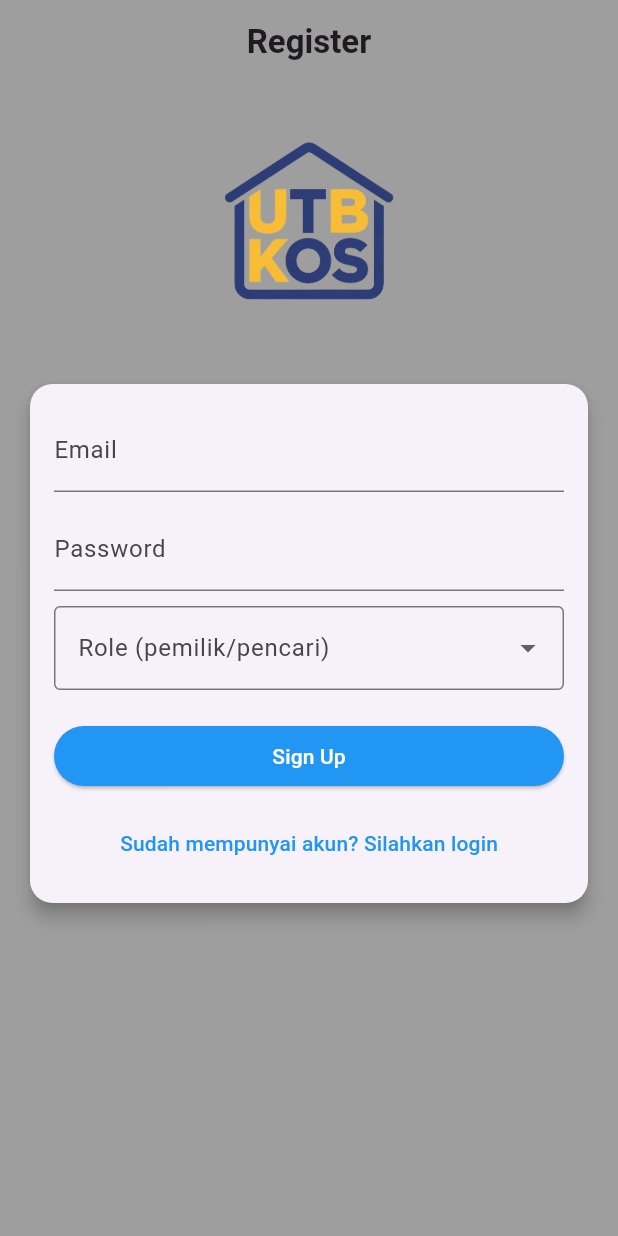
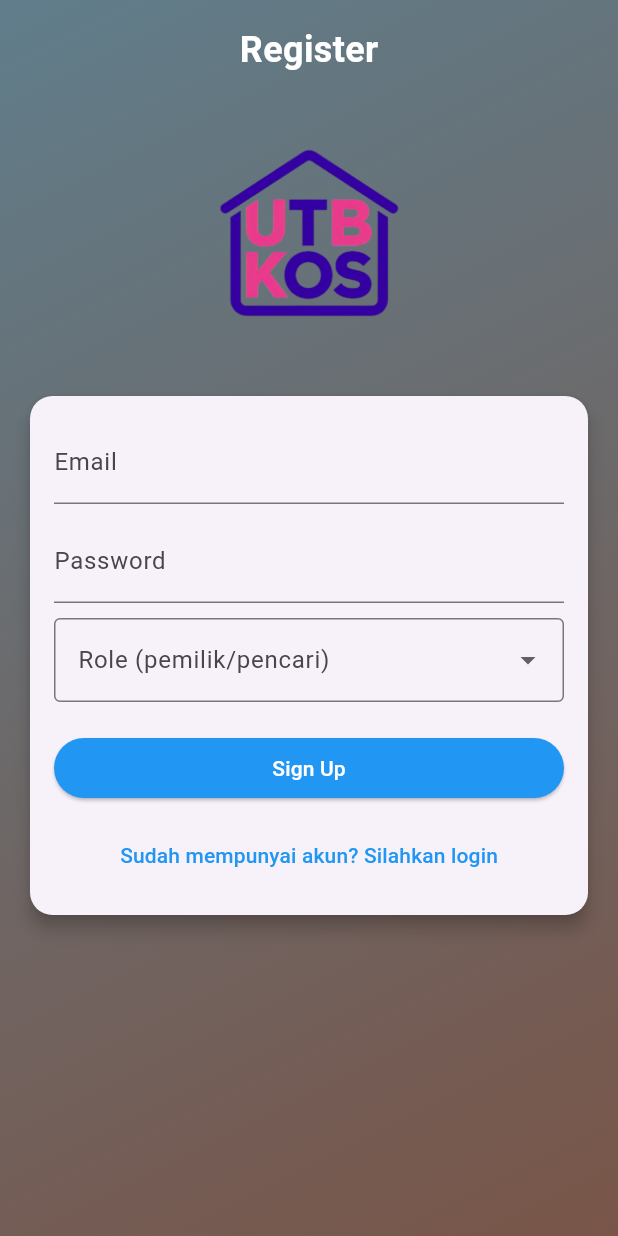
Before and after one commit to RafiRhnnn/kosanbaru, a Flutter app: the screen it shows after launch, after a tap on "Belum mempunyai akun? Sign up", on a phone screen of 412 x 824 dp. Run offline on Flutter 3.47's test engine with Material 3 defaults, Android fonts, the phone set to English and light mode, and no system bars; our stand-ins replace bottom_navy_bar, carousel_slider, google_fonts, supabase_flutter; accounts and stored records are empty.

Commit message:
hias banyak

```diff
--- a/lib/screens/login/login_screen.dart
+++ b/lib/screens/login/login_screen.dart
@@ -42,7 +42,6 @@ class LoginScreen extends StatelessWidget {
       final userEmail = response['email'];
 
       if (role == 'pemilik') {
-        // Navigasi ke halaman PemilikKosScreen
         Navigator.push(
           context,
           MaterialPageRoute(
@@ -50,8 +49,6 @@ class LoginScreen extends StatelessWidget {
           ),
         );
       } else if (role == 'pencari') {
-        // [Tambahan Baru]
-        // Navigasi ke halaman PencariKosScreen dengan mengirimkan email
         Navigator.push(
           context,
           MaterialPageRoute(
@@ -66,25 +63,34 @@ class LoginScreen extends StatelessWidget {
     }
 
     return Scaffold(
-      backgroundColor: Colors.grey,
-      appBar: AppBar(
-        backgroundColor: Colors.grey,
-        elevation: 0,
-        title: const Center(
-          child: Text(
-            'Login',
-            style: TextStyle(
-              fontWeight: FontWeight.bold,
+      body: Container(
+        width: double.infinity,
+        height: double.infinity,
+        decoration: const BoxDecoration(
+          gradient: LinearGradient(
+            colors: [Colors.blueGrey, Colors.brown],
+            begin: Alignment.topLeft,
+            end: Alignment.bottomRight,
           ),
         ),
-        ),
-      ),
-      body: SingleChildScrollView(
+        child: SafeArea(
+          child: SingleChildScrollView(
             child: Padding(
               padding: const EdgeInsets.all(16.0),
               child: Column(
                 crossAxisAlignment: CrossAxisAlignment.stretch,
                 children: [
+                  const Center(
+                    child: Text(
+                      'Login',
+                      style: TextStyle(
+                        fontSize: 24,
+                        fontWeight: FontWeight.bold,
+                        color: Colors.white,
+                      ),
+                    ),
+                  ),
+                  const SizedBox(height: 30),
                   Center(
                     child: Image.asset(
                       'assets/images/logobaru.png',
@@ -145,6 +151,8 @@ class LoginScreen extends StatelessWidget {
               ),
             ),
           ),
+        ),
+      ),
     );
   }
 }
--- a/lib/screens/pemilikkos/home_screen.dart
+++ b/lib/screens/pemilikkos/home_screen.dart
@@ -96,11 +96,11 @@ class _HomeScreenState extends State<HomeScreen> {
                         ],
                       ),
                     ),
-                    const SizedBox(height: 25),
+                    const SizedBox(height: 30),
                     Padding(
                       padding: const EdgeInsets.symmetric(horizontal: 15.0),
                       child: Container(
-                        height: 60,
+                        height: 50,
                         width: double.infinity,
                         decoration: BoxDecoration(
                           color: const Color(0xFFF5F5F7),
--- a/lib/screens/pemilikkos/pesanan_screen.dart
+++ b/lib/screens/pemilikkos/pesanan_screen.dart
@@ -110,6 +110,7 @@ class _PesananScreenState extends State<PesananScreen> {
   @override
   Widget build(BuildContext context) {
     return Scaffold(
+      backgroundColor: Colors.grey,
       body: _isLoading
           ? const Center(child: CircularProgressIndicator())
           : _pesananList.isEmpty
--- a/lib/screens/register/register_screen.dart
+++ b/lib/screens/register/register_screen.dart
@@ -47,29 +47,37 @@ class RegisterScreen extends StatelessWidget {
     }
 
     return Scaffold(
-      backgroundColor: Colors.grey,
-      appBar: AppBar(
-        automaticallyImplyLeading: false,
-        backgroundColor: Colors.grey,
-        elevation: 0,
-        title: const Center(
-          child: Text(
-            'Register',
-            style: TextStyle(
-              fontWeight: FontWeight.bold,
+      body: Container(
+        width: double.infinity,
+        height: double.infinity,
+        decoration: const BoxDecoration(
+          gradient: LinearGradient(
+            colors: [Colors.blueGrey, Colors.brown],
+            begin: Alignment.topLeft,
+            end: Alignment.bottomRight,
           ),
         ),
-        ),
-      ),
-      body: SingleChildScrollView(
+        child: SafeArea(
+          child: SingleChildScrollView(
             child: Padding(
               padding: const EdgeInsets.all(16.0),
               child: Column(
                 crossAxisAlignment: CrossAxisAlignment.stretch,
                 children: [
+                  const Center(
+                    child: Text(
+                      'Register',
+                      style: TextStyle(
+                        fontSize: 24,
+                        fontWeight: FontWeight.bold,
+                        color: Colors.white,
+                      ),
+                    ),
+                  ),
+                  const SizedBox(height: 30),
                   Center(
                     child: Image.asset(
-                  'assets/images/logoutbkos.png',
+                      'assets/images/logobaru.png',
                       height: 150,
                     ),
                   ),
@@ -146,6 +154,8 @@ class RegisterScreen extends StatelessWidget {
               ),
             ),
           ),
+        ),
+      ),
     );
   }
 }
--- a/lib/screens/splash_screen.dart
+++ b/lib/screens/splash_screen.dart
@@ -1,6 +1,6 @@
 import 'package:flutter/material.dart';
-import 'dart:async'; // Untuk mengatur durasi splash screen
-import 'login/login_screen.dart'; // Mengimpor LoginScreen
+import 'dart:async';
+import 'login/login_screen.dart';
 
 class SplashScreen extends StatefulWidget {
   const SplashScreen({Key? key}) : super(key: key);
@@ -13,7 +13,6 @@ class _SplashScreenState extends State<SplashScreen> {
   @override
   void initState() {
     super.initState();
-    // Navigasi ke LoginScreen setelah beberapa detik
     Timer(const Duration(seconds: 3), () {
       Navigator.pushReplacement(
         context,
@@ -25,30 +24,38 @@ class _SplashScreenState extends State<SplashScreen> {
   @override
   Widget build(BuildContext context) {
     return Scaffold(
-      backgroundColor: Colors.grey,
-      body: Center(
+      body: Container(
+        width: double.infinity,
+        height: double.infinity,
+        decoration: const BoxDecoration(
+          gradient: LinearGradient(
+            colors: [Colors.blueGrey, Colors.brown],
+            begin: Alignment.topLeft,
+            end: Alignment.bottomRight,
+          ),
+        ),
+        child: Center(
           child: Column(
             mainAxisAlignment: MainAxisAlignment.center,
             children: [
-            // Gambar logo
               Image.asset(
-              'assets/images/logobaru.png', // Path ke gambar logo Anda
+                'assets/images/logobaru.png',
                 width: 150,
                 height: 150,
               ),
               const SizedBox(height: 20),
-            // Animasi loading bar
               const Padding(
                 padding: EdgeInsets.symmetric(horizontal: 40.0),
                 child: LinearProgressIndicator(
                   color: Color.fromARGB(255, 112, 23, 185),
-                backgroundColor: Colors.grey, // Warna latar belakang
-                minHeight: 5, // Tinggi dari loading bar
+                  backgroundColor: Colors.white,
+                  minHeight: 5,
                 ),
               ),
             ],
           ),
         ),
+      ),
     );
   }
 }
```
Also changed, not shown: lib/screens/pencarikos/home_screen.dart (+117 -40 lines), lib/screens/pencarikos/profile_screen.dart (+0 -9 lines). Lines whose indentation alone changed are shown as unchanged.
